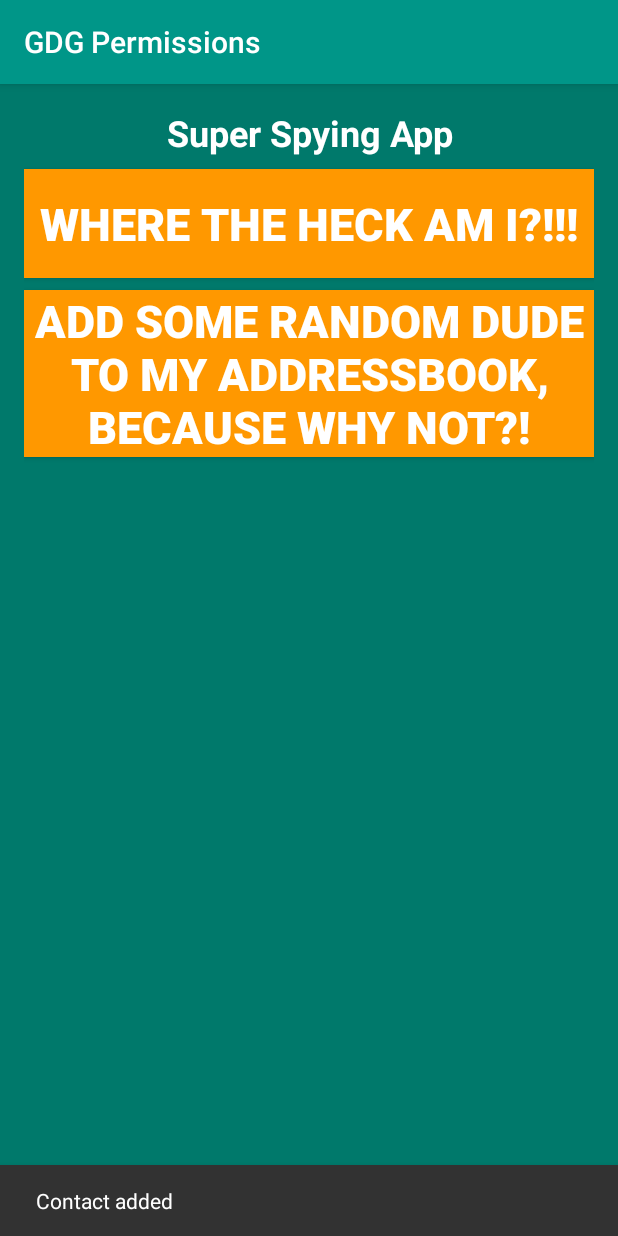
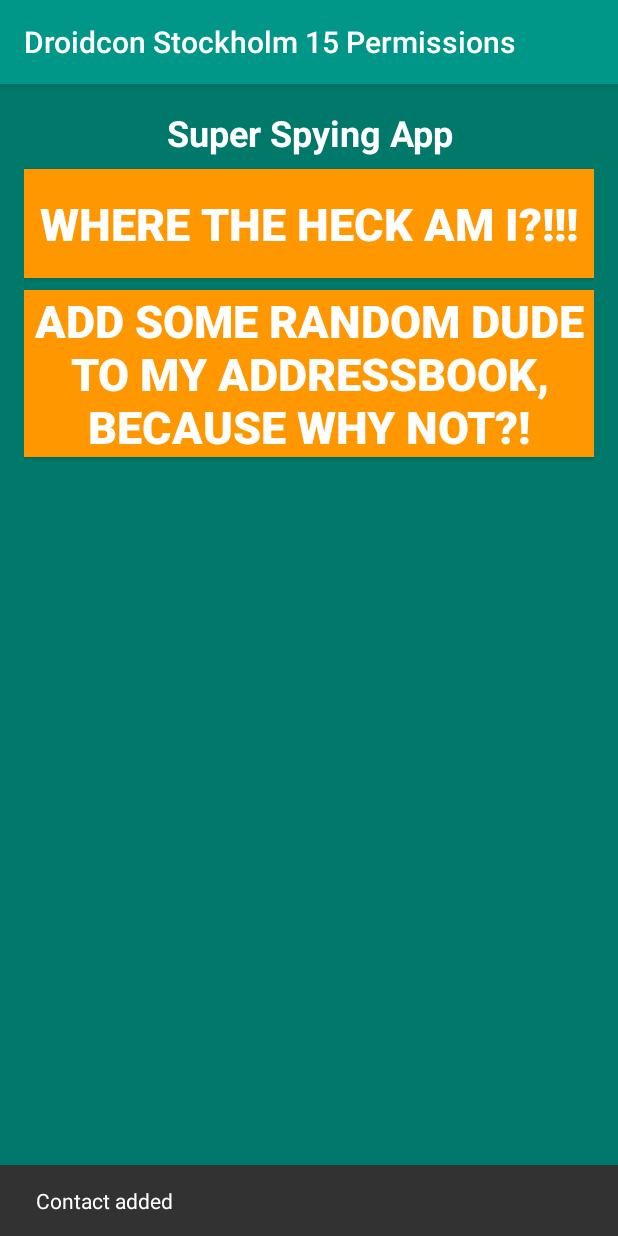
Before and after one commit to dhartwich1991/m-permissions, an Android app: the screen it shows after launch (MainActivity), after a tap on an icon or button, on a phone screen of 412 x 824 dp. Run offline under Robolectric (Android 15) with nearby library versions, the phone set to English and light mode, and no system bars.

Commit message:
update strings for DroidCon <3

```diff
--- a/app/src/main/java/com/xing/mpermissions/MainActivity.java
+++ b/app/src/main/java/com/xing/mpermissions/MainActivity.java
@@ -164,7 +164,7 @@ public class MainActivity extends AppCompatActivity implements View.OnClickListe
                     .withValue(ContactsContract.Data.MIMETYPE,
                             ContactsContract.CommonDataKinds.StructuredName.CONTENT_ITEM_TYPE)
                     .withValue(ContactsContract.CommonDataKinds.StructuredName.DISPLAY_NAME,
-                            "__GDG DUMMY ENTRY");
+                            "__DroidConSTH is awesome Dummy");
             operations.add(op.build());
 
             // Apply the operations.
--- a/app/src/main/res/values/strings.xml
+++ b/app/src/main/res/values/strings.xml
@@ -1,5 +1,5 @@
 <resources>
-    <string name="app_name">GDG Permissions</string>
+    <string name="app_name">Droidcon Stockholm 15 Permissions</string>
 
     <string name="hello_world">Hello world!</string>
     <string name="action_settings">Settings</string>
```
